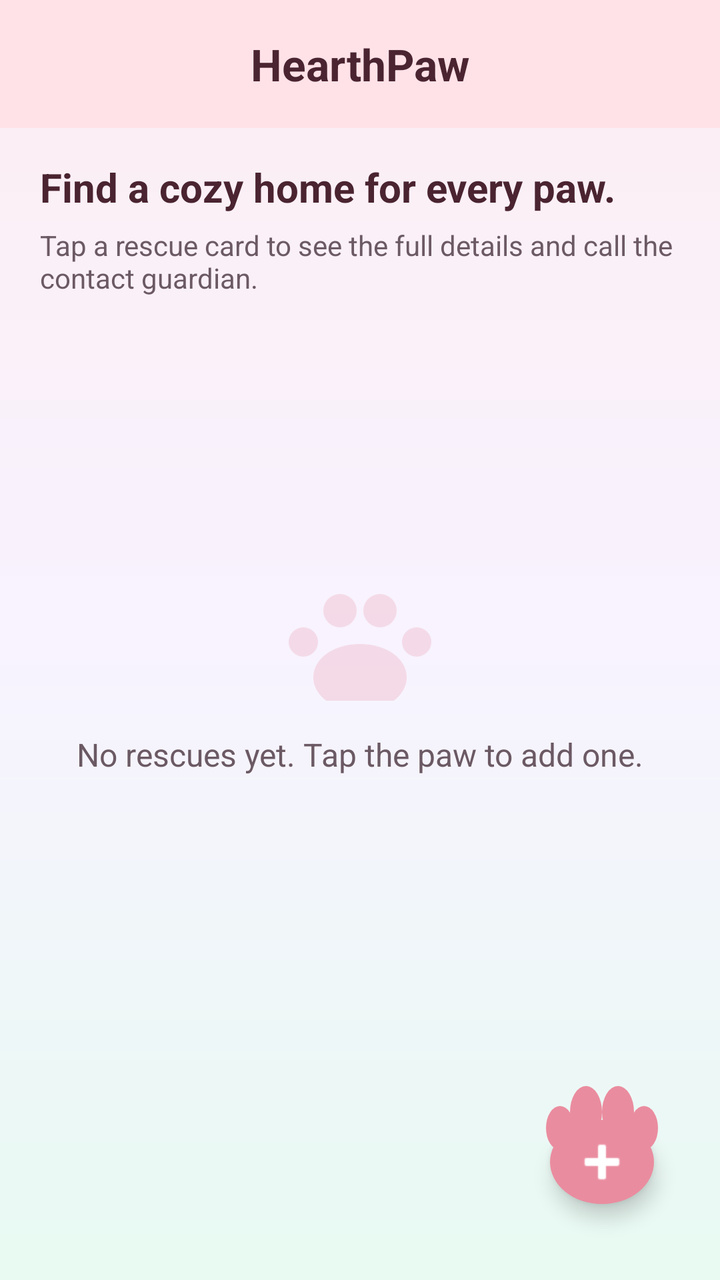
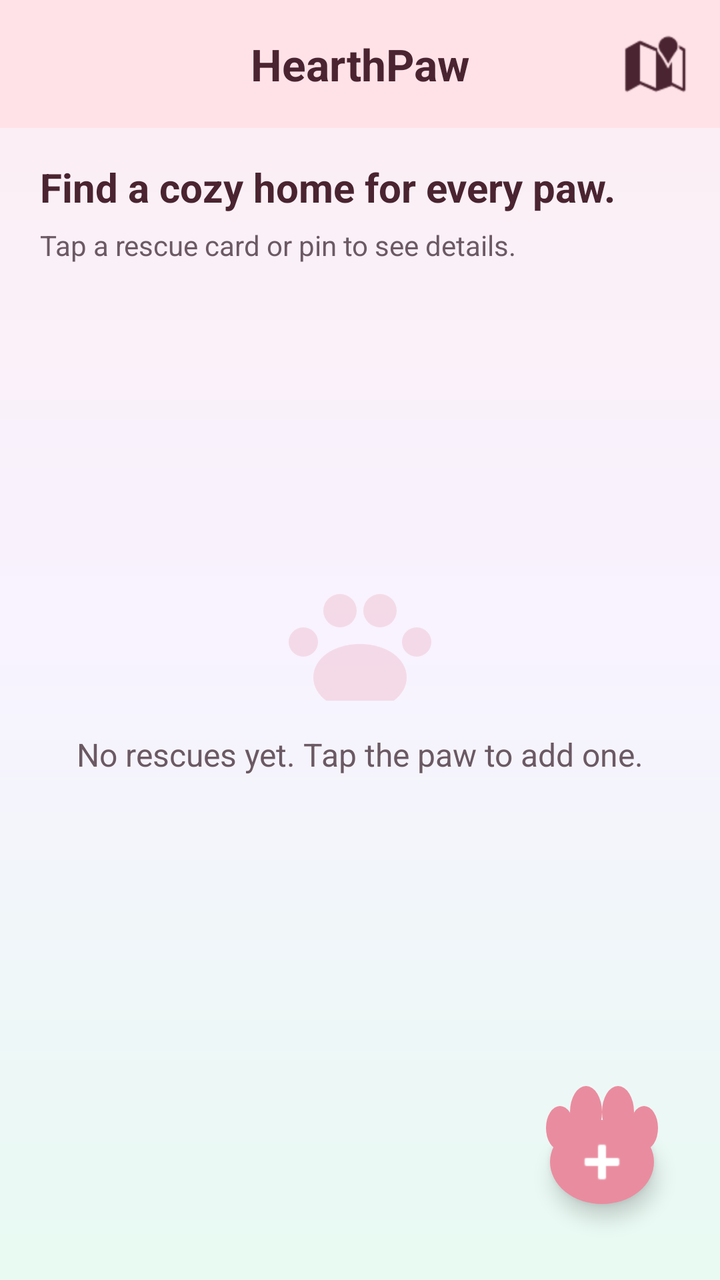

Screens rendered from an Android XML layout before and after an edit, with the pre-edit source and the edit as a unified diff.
<!-- AndroidManifest.xml: application theme Theme.HearthPaw -->
<!-- res/layout/activity_main.xml -->
<?xml version="1.0" encoding="utf-8"?>
<androidx.coordinatorlayout.widget.CoordinatorLayout xmlns:android="http://schemas.android.com/apk/res/android"
    xmlns:app="http://schemas.android.com/apk/res-auto"
    xmlns:tools="http://schemas.android.com/tools"
    android:id="@+id/main"
    android:layout_width="match_parent"
    android:layout_height="match_parent"
    android:background="@drawable/bg_app_gradient"
    tools:context=".MainActivity">

    <com.google.android.material.appbar.AppBarLayout
        android:layout_width="match_parent"
        android:layout_height="wrap_content"
        android:background="@color/hearthpaw_primary_container">

        <com.google.android.material.appbar.MaterialToolbar
            android:id="@+id/toolbar"
            android:layout_width="match_parent"
            android:layout_height="?attr/actionBarSize"
            android:background="@color/hearthpaw_primary_container"
            app:title="HearthPaw"
            app:titleCentered="true"
            app:titleTextAppearance="@style/TextAppearance.HearthPaw.ToolbarTitle"
            app:titleTextColor="@color/hearthpaw_on_primary_container"
            />

    </com.google.android.material.appbar.AppBarLayout>

    <androidx.constraintlayout.widget.ConstraintLayout
        android:layout_width="match_parent"
        android:layout_height="match_parent"
        app:layout_behavior="@string/appbar_scrolling_view_behavior">

        <TextView
            android:id="@+id/tv_main_header"
            android:layout_width="0dp"
            android:layout_height="wrap_content"
            android:layout_marginStart="20dp"
            android:layout_marginTop="16dp"
            android:layout_marginEnd="20dp"
            android:text="Find a cozy home for every paw."
            android:textColor="@color/hearthpaw_on_primary_container"
            android:textSize="20sp"
            android:textStyle="bold"
            app:layout_constraintEnd_toEndOf="parent"
            app:layout_constraintStart_toStartOf="parent"
            app:layout_constraintTop_toTopOf="parent" />

        <TextView
            android:id="@+id/tv_main_subheader"
            android:layout_width="0dp"
            android:layout_height="wrap_content"
            android:layout_marginStart="20dp"
            android:layout_marginTop="6dp"
            android:layout_marginEnd="20dp"
            android:text="Tap a rescue card to see the full details and call the contact guardian."
            android:textColor="@color/hearthpaw_text_soft"
            app:layout_constraintEnd_toEndOf="parent"
            app:layout_constraintStart_toStartOf="parent"
            app:layout_constraintTop_toBottomOf="@id/tv_main_header" />

        
        <LinearLayout
            android:id="@+id/ll_empty_state"
            android:layout_width="wrap_content"
            android:layout_height="wrap_content"
            android:gravity="center"
            android:orientation="vertical"
            app:layout_constraintBottom_toBottomOf="parent"
            app:layout_constraintEnd_toEndOf="parent"
            app:layout_constraintStart_toStartOf="parent"
            app:layout_constraintTop_toTopOf="parent"
            app:layout_constraintVertical_bias="0.45">

            <ImageView
                android:layout_width="80dp"
                android:layout_height="80dp"
                android:layout_marginBottom="16dp"
                android:alpha="0.25"
                android:src="@drawable/ic_paw"
                app:tint="@color/hearthpaw_primary" />

            <TextView
                android:id="@+id/tv_empty_message"
                android:layout_width="wrap_content"
                android:layout_height="wrap_content"
                android:text="@string/main_empty_message"
                android:textColor="@color/hearthpaw_text_soft"
                android:textSize="16sp" />

        </LinearLayout>

        <androidx.recyclerview.widget.RecyclerView
            android:id="@+id/rv_pets"
            android:layout_width="match_parent"
            android:layout_height="match_parent"
            android:clipToPadding="false"
            android:paddingTop="88dp"
            android:paddingBottom="96dp"
            android:visibility="gone" />

    </androidx.constraintlayout.widget.ConstraintLayout>

    
    <ImageButton
        android:id="@+id/fab_add_pet"
        android:layout_width="86dp"
        android:layout_height="86dp"
        android:layout_gravity="bottom|end"
        android:layout_margin="16dp"
        android:background="@drawable/bg_paw_fab"
        android:contentDescription="@string/main_fab_description"
        android:elevation="6dp"
        android:padding="22dp"
        android:scaleType="centerInside"
        android:src="@android:drawable/ic_input_add"
        app:tint="@android:color/white" />

</androidx.coordinatorlayout.widget.CoordinatorLayout>
<!-- resources referenced by this layout -->
<resources>
  <color name="hearthpaw_on_primary_container">#FF4A2430</color>
  <color name="hearthpaw_primary">#FFEA8C9F</color>
  <color name="hearthpaw_primary_container">#FFFFE2E8</color>
  <color name="hearthpaw_text_soft">#FF6B5963</color>
  <!-- drawable bg_app_gradient (drawable) -->
  <?xml version="1.0" encoding="utf-8"?>
  <shape xmlns:android="http://schemas.android.com/apk/res/android" android:shape="rectangle">
      <gradient
          android:angle="270"
          android:startColor="#FFFCEEF2"
          android:centerColor="#FFF8F3FF"
          android:endColor="#FFE8FAF2" />
  </shape>
  <!-- drawable ic_paw (drawable) -->
  <vector xmlns:android="http://schemas.android.com/apk/res/android"
      android:width="24dp"
      android:height="24dp"
      android:viewportWidth="24"
      android:viewportHeight="24">
      
      <path
          android:fillColor="@color/hearthpaw_primary"
          android:pathData="M12,15.5c-4,0 -7,2.2 -7,5s3,5 7,5s7,-2.2 7,-5S16,15.5 12,15.5z" />
  
      
      
      <path
          android:fillColor="@color/hearthpaw_primary"
          android:pathData="M9,8a2.5,2.5 0,1 0,0 5a2.5,2.5 0,1 0,0 -5z" />
      
      <path
          android:fillColor="@color/hearthpaw_primary"
          android:pathData="M15,8a2.5,2.5 0,1 0,0 5a2.5,2.5 0,1 0,0 -5z" />
  
      
      
      <path
          android:fillColor="@color/hearthpaw_primary"
          android:pathData="M3.5,13a2.2,2.2 0,1 0,0 4.4a2.2,2.2 0,1 0,0 -4.4z" />
      
      <path
          android:fillColor="@color/hearthpaw_primary"
          android:pathData="M20.5,13a2.2,2.2 0,1 0,0 4.4a2.2,2.2 0,1 0,0 -4.4z" />
  </vector>
  <string name="main_empty_message">No rescues yet. Tap the paw to add one.</string>
  <string name="main_fab_description">Add a new rescue</string>
  <style name="TextAppearance.HearthPaw.ToolbarTitle" parent="TextAppearance.Material3.TitleLarge">
          <item name="android:fontFamily">sans-serif-medium</item>
          <item name="android:textStyle">bold</item>
      </style>
  <style name="Theme.HearthPaw" parent="Base.Theme.HearthPaw" />
  <color name="hearthpaw_on_primary">#FFFFFFFF</color>
  <color name="hearthpaw_secondary">#FF7CCFB5</color>
  <color name="hearthpaw_on_secondary">#FF0F2A25</color>
  <color name="hearthpaw_secondary_container">#FFE7F7F0</color>
  <color name="hearthpaw_on_secondary_container">#FF12382F</color>
  <color name="hearthpaw_tertiary">#FFF0B76B</color>
  <color name="hearthpaw_surface">#FFFFFBFD</color>
  <color name="hearthpaw_surface_variant">#FFF4E8EC</color>
  <color name="hearthpaw_outline">#FFD8B9C1</color>
  <color name="hearthpaw_background">#FFFFF8FA</color>
  <style name="Widget.HearthPaw.Card" parent="Widget.Material3.CardView.Elevated">
          <item name="cardCornerRadius">24dp</item>
          <item name="cardElevation">2dp</item>
      </style>
  <style name="Widget.HearthPaw.Button" parent="Widget.Material3.Button">
          <item name="cornerRadius">22dp</item>
      </style>
  <!-- unchanged entries left out for length: 2 -->
</resources>

<!-- the commit's change to res/layout/activity_main.xml (unified diff, before → after) -->
@@ -21,8 +21,19 @@
             app:title="HearthPaw"
             app:titleCentered="true"
             app:titleTextAppearance="@style/TextAppearance.HearthPaw.ToolbarTitle"
-            app:titleTextColor="@color/hearthpaw_on_primary_container"
-            />
+            app:titleTextColor="@color/hearthpaw_on_primary_container">
+
+            <ImageButton
+                android:id="@+id/btn_toggle_view"
+                android:layout_width="48dp"
+                android:layout_height="48dp"
+                android:layout_gravity="end"
+                android:layout_marginEnd="8dp"
+                android:background="?attr/selectableItemBackgroundBorderless"
+                android:src="@android:drawable/ic_dialog_map"
+                app:tint="@color/hearthpaw_on_primary_container" />
+
+        </com.google.android.material.appbar.MaterialToolbar>
 
     </com.google.android.material.appbar.AppBarLayout>
 
@@ -53,11 +64,20 @@
             android:layout_marginStart="20dp"
             android:layout_marginTop="6dp"
             android:layout_marginEnd="20dp"
-            android:text="Tap a rescue card to see the full details and call the contact guardian."
+            android:text="Tap a rescue card or pin to see details."
             android:textColor="@color/hearthpaw_text_soft"
             app:layout_constraintEnd_toEndOf="parent"
             app:layout_constraintStart_toStartOf="parent"
             app:layout_constraintTop_toBottomOf="@id/tv_main_header" />
+
+        <androidx.fragment.app.FragmentContainerView
+            android:id="@+id/map_container"
+            android:name="com.google.android.gms.maps.SupportMapFragment"
+            android:layout_width="match_parent"
+            android:layout_height="0dp"
+            android:visibility="gone"
+            app:layout_constraintBottom_toBottomOf="parent"
+            app:layout_constraintTop_toBottomOf="@id/tv_main_subheader" />
 
         
         <LinearLayout
@@ -93,11 +113,12 @@
         <androidx.recyclerview.widget.RecyclerView
             android:id="@+id/rv_pets"
             android:layout_width="match_parent"
-            android:layout_height="match_parent"
+            android:layout_height="0dp"
             android:clipToPadding="false"
-            android:paddingTop="88dp"
             android:paddingBottom="96dp"
-            android:visibility="gone" />
+            android:visibility="gone"
+            app:layout_constraintBottom_toBottomOf="parent"
+            app:layout_constraintTop_toBottomOf="@id/tv_main_subheader" />
 
     </androidx.constraintlayout.widget.ConstraintLayout>
 
